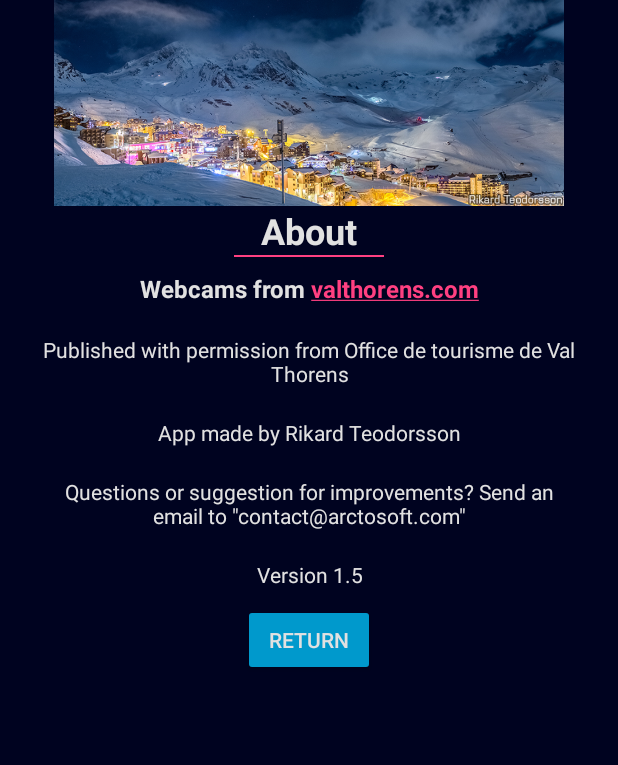
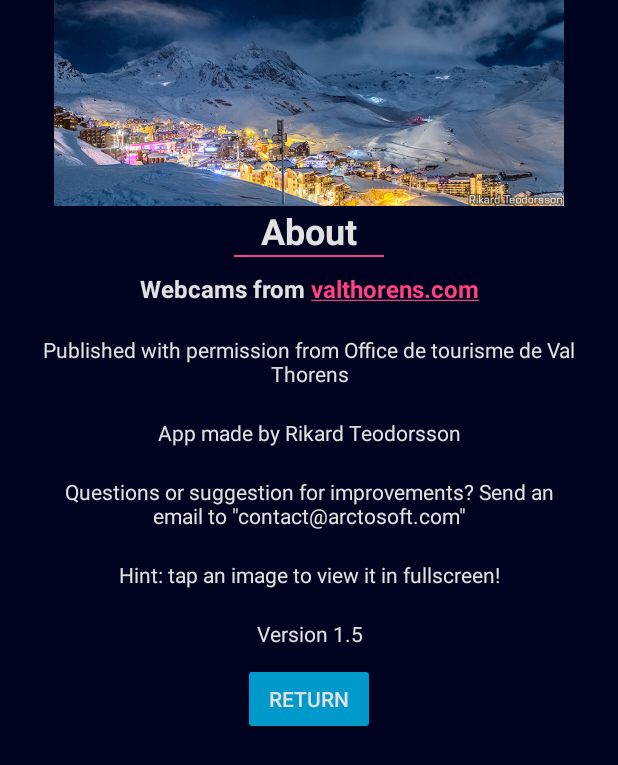
Before and after one commit to hej2010/ValThorensWebcams, an Android app: the AboutActivity screen opened directly, with no data from a screen before it, on a phone screen of 412 x 824 dp. Shown: the top 765 px of the screen. Run offline under Robolectric (Android 15) with nearby library versions, the phone set to English and light mode, and no system bars.

Commit message:
Show snackbar with fullscreen info on first launch, changed alert dialog theme to Light, don't show connection error when opening map

```diff
--- a/app/src/main/java/se/swecookie/valthorens/ChooseFromMapActivity.java
+++ b/app/src/main/java/se/swecookie/valthorens/ChooseFromMapActivity.java
@@ -82,7 +82,7 @@ public class ChooseFromMapActivity extends AppCompatActivity {
     private void showConnectionError() {
         AlertDialog.Builder builder;
         if (Build.VERSION.SDK_INT >= Build.VERSION_CODES.LOLLIPOP) {
-            builder = new AlertDialog.Builder(this, android.R.style.Theme_Material_Dialog_Alert);
+            builder = new AlertDialog.Builder(this, R.style.Theme_AppCompat_Light_Dialog_Alert);
         } else {
             builder = new AlertDialog.Builder(this);
         }
--- a/app/src/main/java/se/swecookie/valthorens/ImageDownloader.java
+++ b/app/src/main/java/se/swecookie/valthorens/ImageDownloader.java
@@ -237,7 +237,7 @@ class ImageDownloader {
                 public void run() {
                     AlertDialog.Builder builder;
                     if (Build.VERSION.SDK_INT >= Build.VERSION_CODES.LOLLIPOP) {
-                        builder = new AlertDialog.Builder(context, android.R.style.Theme_Material_Dialog_Alert);
+                        builder = new AlertDialog.Builder(context, R.style.Theme_AppCompat_Light_Dialog_Alert);
                     } else {
                         builder = new AlertDialog.Builder(context);
                     }
--- a/app/src/main/java/se/swecookie/valthorens/MainActivity.java
+++ b/app/src/main/java/se/swecookie/valthorens/MainActivity.java
@@ -53,7 +53,7 @@ public class MainActivity extends AppCompatActivity {
 
     public void onClick(View view) {
         boolean connected = checkConnection();
-        if (!connected) {
+        if (!connected && view.getId() != R.id.choose_from_map) {
             showConnectionError();
         } else {
             switch (view.getId()) {
@@ -98,7 +98,7 @@ public class MainActivity extends AppCompatActivity {
     private void showConnectionError() {
         AlertDialog.Builder builder;
         if (Build.VERSION.SDK_INT >= Build.VERSION_CODES.LOLLIPOP) {
-            builder = new AlertDialog.Builder(this, android.R.style.Theme_Material_Dialog_Alert);
+            builder = new AlertDialog.Builder(this, R.style.Theme_AppCompat_Light_Dialog_Alert);
         } else {
             builder = new AlertDialog.Builder(this);
         }
--- a/app/src/main/res/layout/activity_about.xml
+++ b/app/src/main/res/layout/activity_about.xml
@@ -48,10 +48,10 @@
         <TextView
             android:layout_width="match_parent"
             android:layout_height="wrap_content"
+            android:autoLink="web"
             android:paddingTop="10dp"
             android:paddingBottom="10dp"
             android:text="@string/about_source"
-            android:autoLink="web"
             android:textAlignment="center"
             android:textColor="@color/colorTextLight"
             android:textSize="16sp"
@@ -90,6 +90,16 @@
             android:layout_height="wrap_content"
             android:paddingTop="10dp"
             android:paddingBottom="10dp"
+            android:text="@string/about_fullscreen"
+            android:textAlignment="center"
+            android:textColor="@color/colorTextLight"
+            android:textIsSelectable="true" />
+
+        <TextView
+            android:layout_width="match_parent"
+            android:layout_height="wrap_content"
+            android:paddingTop="10dp"
+            android:paddingBottom="10dp"
             android:text="@string/about_version"
             android:textAlignment="center"
             android:textColor="@color/colorTextLight" />
--- a/app/src/main/res/values/strings.xml
+++ b/app/src/main/res/values/strings.xml
@@ -22,12 +22,15 @@
     <string name="map_desc">Map over Val Thorens</string>
 
     <string name="webcam_desc">Webcam image from Val Thorens</string>
+    <string name="webcam_fullscreen_hint">Tap the image to view it in fullscreen!</string>
+    <string name="dismiss">Dismiss</string>
 
     <string name="about_image">Photo from Val Thorens 2016, &#169; Rikard Teodorsson</string>
     <string name="about_source">Webcams from valthorens.com</string>
     <string name="about_legal_notice">Published with permission from Office de tourisme de Val Thorens</string>
     <string name="about_author">App made by Rikard Teodorsson</string>
     <string name="about_questions">Questions or suggestion for improvements? Send an email to \"contact@arctosoft.com\"</string>
+    <string name="about_fullscreen">Hint: tap an image to view it in fullscreen!</string>
     <string name="about_version">Version 1.5</string>
     <string name="about_return">Return</string>
 
```
Also changed, not shown: app/src/main/java/se/swecookie/valthorens/WebcamActivity.java (+27 -0 lines).
